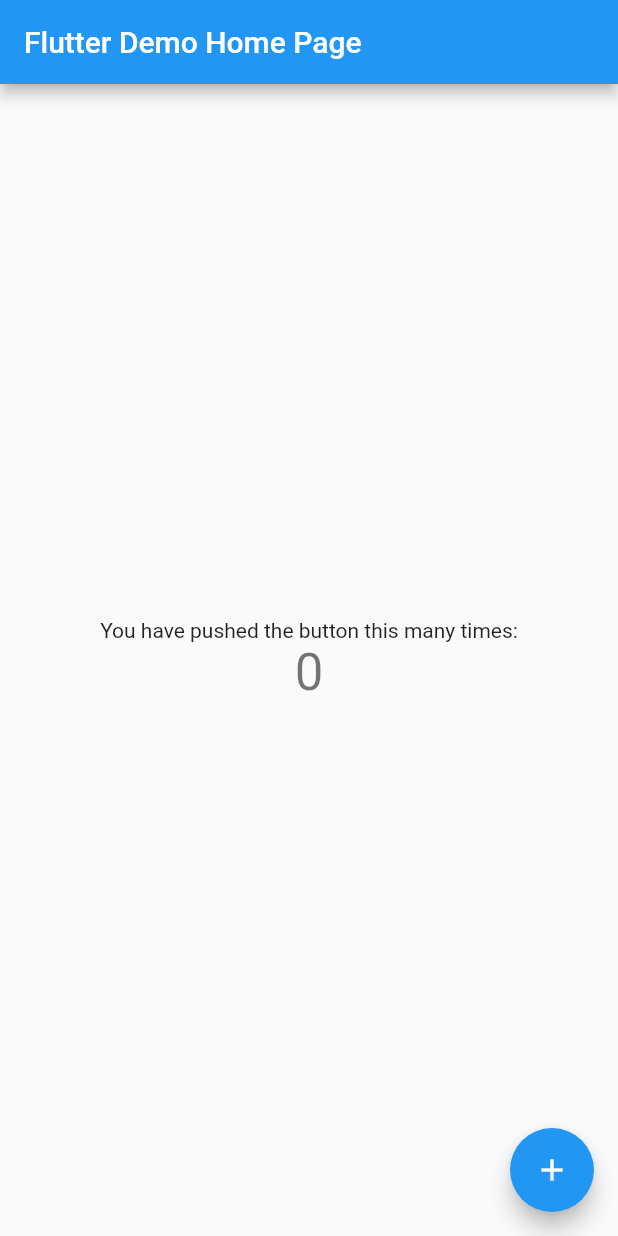
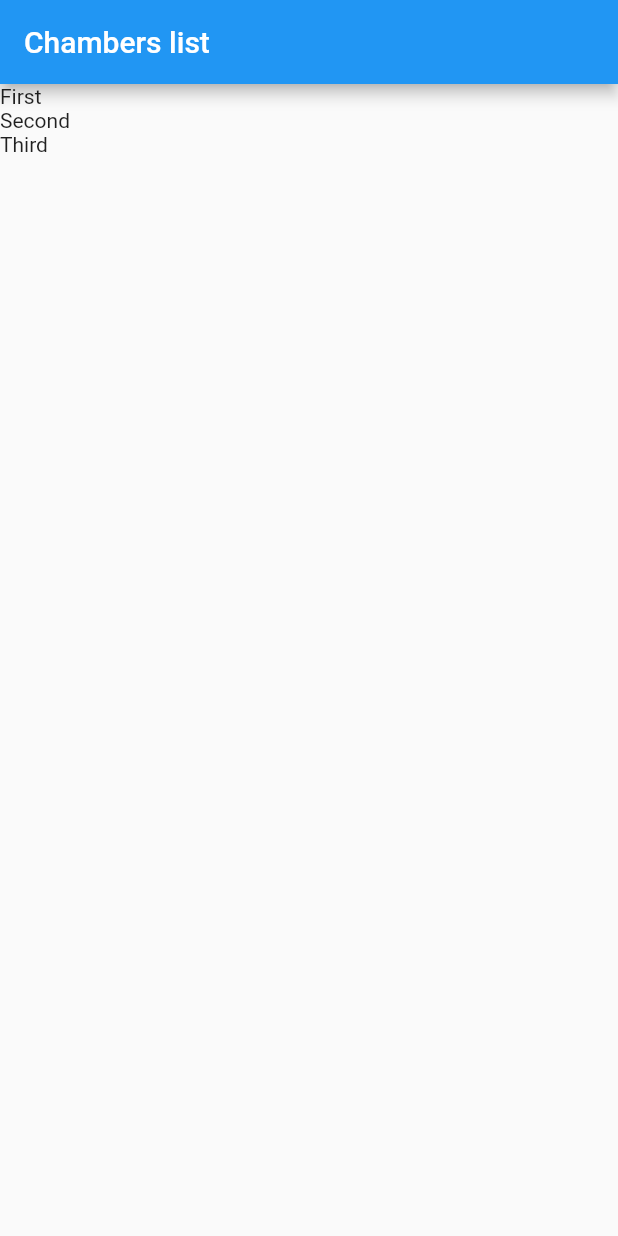
Before and after one commit to belaab/uk_chambers, a Flutter app: the screen it shows after launch, on a phone screen of 412 x 824 dp. Run offline on Flutter 3.47's test engine with Material 2 defaults, Android fonts, the phone set to English and light mode, and no system bars.

Commit message:
simply prototype of chambers list

```diff
--- a/lib/main.dart
+++ b/lib/main.dart
@@ -7,105 +7,29 @@ class MyApp extends StatelessWidget {
   @override
   Widget build(BuildContext context) {
     return MaterialApp(
-      title: 'Flutter Demo',
-      theme: ThemeData(
-        // This is the theme of your application.
-        //
-        // Try running your application with "flutter run". You'll see the
-        // application has a blue toolbar. Then, without quitting the app, try
-        // changing the primarySwatch below to Colors.green and then invoke
-        // "hot reload" (press "r" in the console where you ran "flutter run",
-        // or simply save your changes to "hot reload" in a Flutter IDE).
-        // Notice that the counter didn't reset back to zero; the application
-        // is not restarted.
-        primarySwatch: Colors.blue,
-      ),
-      home: MyHomePage(title: 'Flutter Demo Home Page'),
+      home: new ChambersList(),
     );
   }
 }
 
-class MyHomePage extends StatefulWidget {
-  MyHomePage({Key key, this.title}) : super(key: key);
-
-  // This widget is the home page of your application. It is stateful, meaning
-  // that it has a State object (defined below) that contains fields that affect
-  // how it looks.
-
-  // This class is the configuration for the state. It holds the values (in this
-  // case the title) provided by the parent (in this case the App widget) and
-  // used by the build method of the State. Fields in a Widget subclass are
-  // always marked "final".
-
-  final String title;
+class ChambersList extends StatelessWidget {
+  List<String> chambersList = ["First", "Second", "Third"];
 
   @override
-  _MyHomePageState createState() => _MyHomePageState();
-}
-
-class _MyHomePageState extends State<MyHomePage> {
-  int _counter = 0;
-
-  void _incrementCounter() {
-    setState(() {
-      // This call to setState tells the Flutter framework that something has
-      // changed in this State, which causes it to rerun the build method below
-      // so that the display can reflect the updated values. If we changed
-      // _counter without calling setState(), then the build method would not be
-      // called again, and so nothing would appear to happen.
-      _counter++;
-    });
+  Widget build(BuildContext ctxt) {
+    return new Scaffold(
+        appBar: new AppBar(
+          title: new Text("Chambers list"),
+        ),
+        body: chambersListItems() // ListView.builder() shall be used here.
+        );
   }
 
-  @override
-  Widget build(BuildContext context) {
-    // This method is rerun every time setState is called, for instance as done
-    // by the _incrementCounter method above.
-    //
-    // The Flutter framework has been optimized to make rerunning build methods
-    // fast, so that you can just rebuild anything that needs updating rather
-    // than having to individually change instances of widgets.
-    return Scaffold(
-      appBar: AppBar(
-        // Here we take the value from the MyHomePage object that was created by
-        // the App.build method, and use it to set our appbar title.
-        title: Text(widget.title),
-      ),
-      body: Center(
-        // Center is a layout widget. It takes a single child and positions it
-        // in the middle of the parent.
-        child: Column(
-          // Column is also layout widget. It takes a list of children and
-          // arranges them vertically. By default, it sizes itself to fit its
-          // children horizontally, and tries to be as tall as its parent.
-          //
-          // Invoke "debug painting" (press "p" in the console, choose the
-          // "Toggle Debug Paint" action from the Flutter Inspector in Android
-          // Studio, or the "Toggle Debug Paint" command in Visual Studio Code)
-          // to see the wireframe for each widget.
-          //
-          // Column has various properties to control how it sizes itself and
-          // how it positions its children. Here we use mainAxisAlignment to
-          // center the children vertically; the main axis here is the vertical
-          // axis because Columns are vertical (the cross axis would be
-          // horizontal).
-          mainAxisAlignment: MainAxisAlignment.center,
-          children: <Widget>[
-            Text(
-              'You have pushed the button this many times:',
-            ),
-            Text(
-              '$_counter',
-              style: Theme.of(context).textTheme.display1,
-            ),
-          ],
-        ),
-      ),
-      floatingActionButton: FloatingActionButton(
-        onPressed: _incrementCounter,
-        tooltip: 'Increment',
-        child: Icon(Icons.add),
-      ), // This trailing comma makes auto-formatting nicer for build methods.
-    );
+  ListView chambersListItems() {
+    return new ListView.builder(
+          itemCount: chambersList.length,
+          itemBuilder: (BuildContext ctxt, int index) {
+        return new Text(chambersList[index]);
+      });
   }
 }
```
